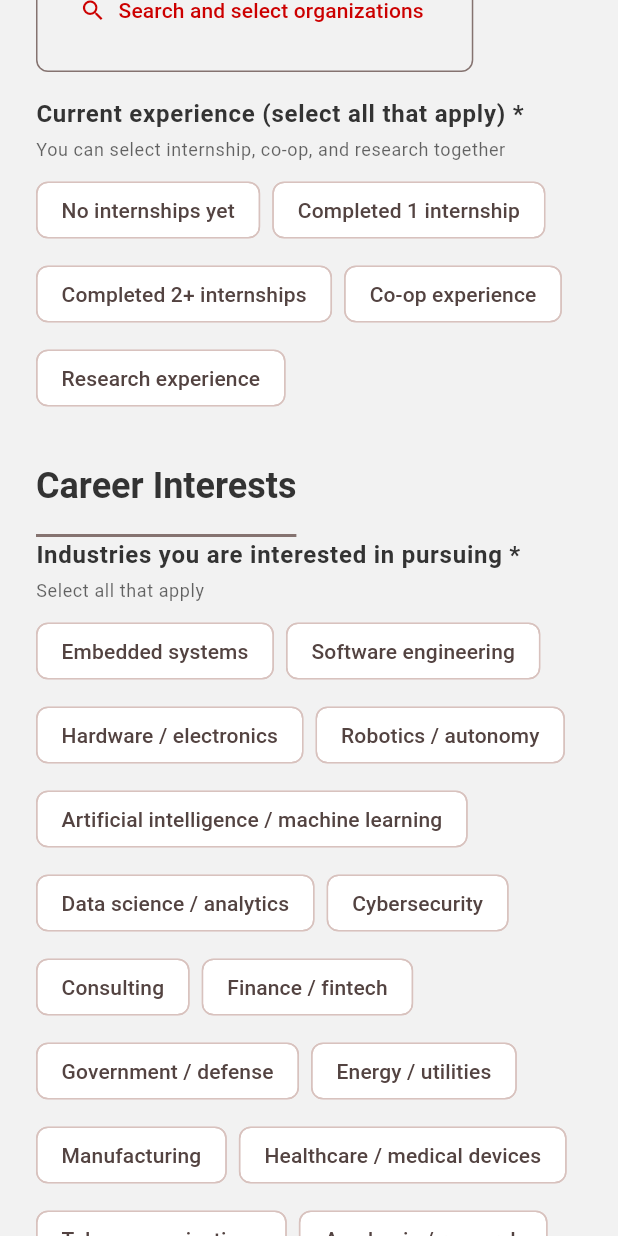
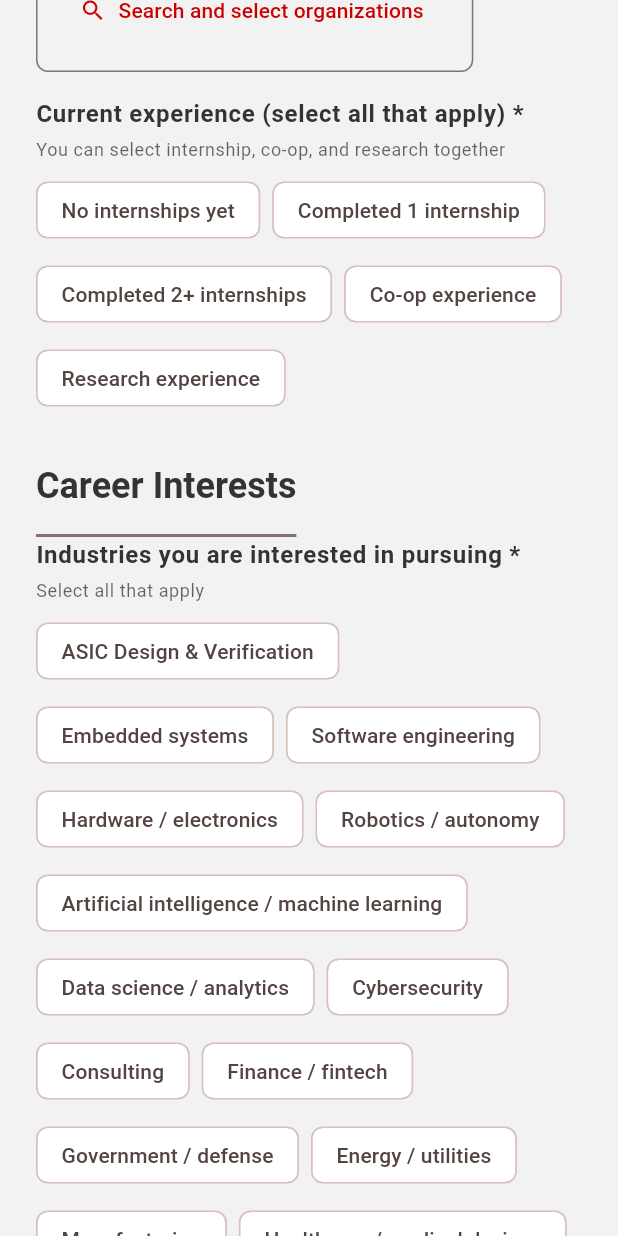
Before and after one commit to KaylaR2040/NLP_Matching, a Flutter app: the screen it shows after launch, scrolled down 1728 dp, on a phone screen of 412 x 824 dp. Run offline on Flutter 3.47's test engine with Material 3 defaults, Android fonts, the phone set to English and light mode, and no system bars; missing offline and left inert: fuzzywuzzy; project files that could hold a hidden picture were left out.

Commit message:
additonal Interests

```diff
--- a/flutter_mentee/lib/constants/form_options.dart
+++ b/flutter_mentee/lib/constants/form_options.dart
@@ -34,6 +34,7 @@ class FormOptions {
 
   // Industries
   static const List<String> industries = [
+    "ASIC Design & Verification",
     'Embedded systems',
     'Software engineering',
     'Hardware / electronics',
```
Also changed, not shown: 1 other file.
